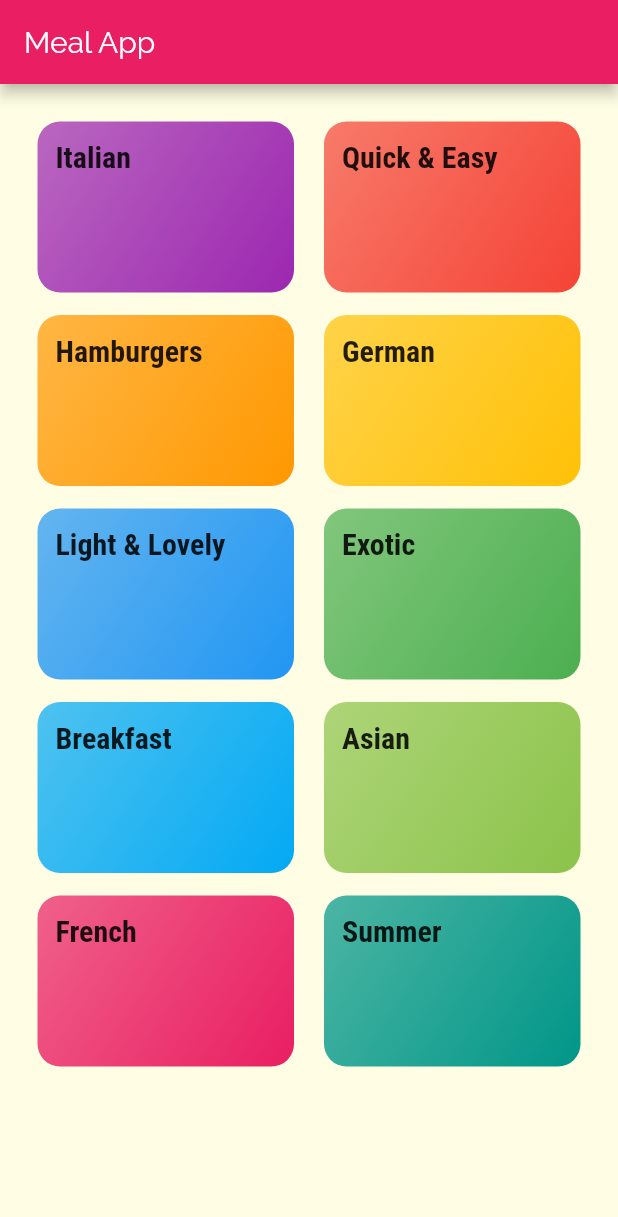
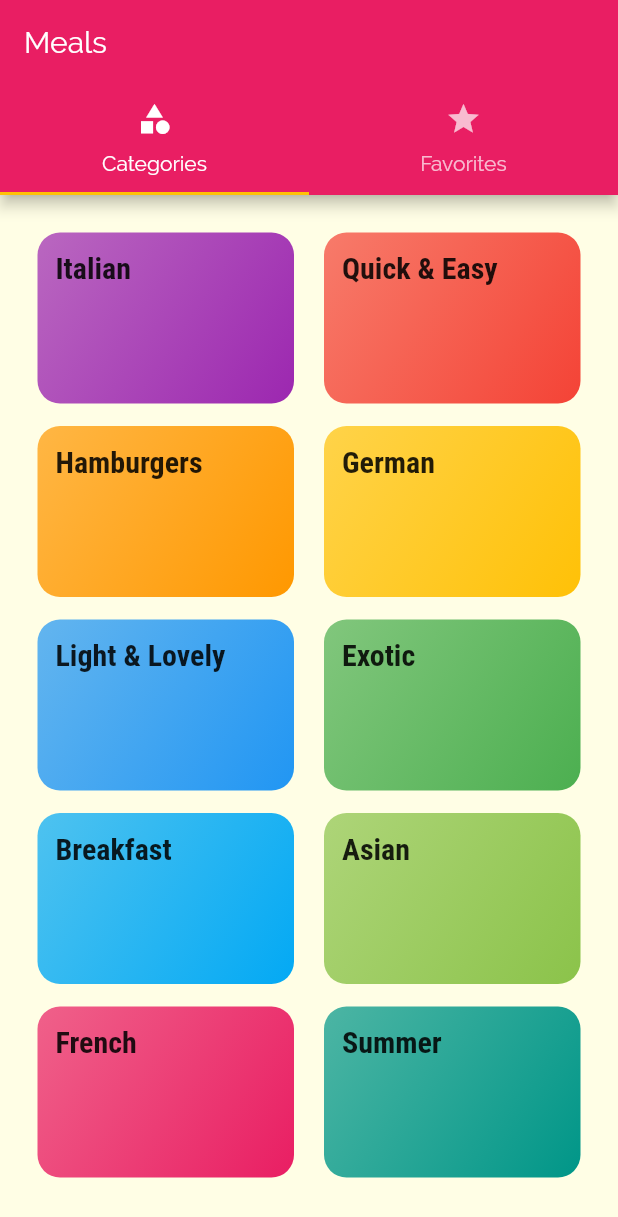
Before and after one commit to lordvidex/Meals-App, a Flutter app: the screen it shows after launch, on a phone screen of 412 x 824 dp. Shown: the top 1217 px of the screen. Run offline on Flutter 3.47's test engine with Material 2 defaults, Android fonts, the phone set to English and light mode, and no system bars.

Commit message:
Tab Bars finally added

```diff
--- a/lib/main.dart
+++ b/lib/main.dart
@@ -1,10 +1,10 @@
 
 import 'package:flutter/material.dart';
 
-import './screens/categories_screen.dart';
 import './screens/category_meals_screen.dart';
 import './screens/category_meals_details_screen.dart';
 import './screens/error_page.dart';
+import './screens/tabs_screen.dart';
 
 void main() => runApp(MyApp());
 
@@ -36,8 +36,9 @@ class MyApp extends StatelessWidget {
             ),
       ),
 
-      home: CategoriesScreen(),
+      // home: CategoriesScreen(),
       routes: {
+        '/':(ctx)=>TabsScreen(),
         CategoryDetails.routeName: (ctx)=>CategoryDetails(),
         MealDetailsScreen.routeName:(ctx)=>MealDetailsScreen(),
       },
--- a/lib/screens/categories_screen.dart
+++ b/lib/screens/categories_screen.dart
@@ -6,11 +6,7 @@ import '../widgets/category_item.dart';
 class CategoriesScreen extends StatelessWidget {
   @override
   Widget build(BuildContext context) {
-    return Scaffold(
-      appBar: AppBar(
-        title: Text('Meal App'),
-      ),
-      body: SafeArea(
+    return SafeArea(
       child: GridView(
         padding: EdgeInsets.all(25),
         gridDelegate: SliverGridDelegateWithMaxCrossAxisExtent(
@@ -29,7 +25,6 @@ class CategoriesScreen extends StatelessWidget {
             )
             .toList(),
       ),
-      ),
     );
   }
 }
--- /dev/null
+++ b/lib/screens/category_meals_favorites_screen.dart
@@ -0,0 +1,10 @@
+import 'package:flutter/material.dart';
+
+class FavoritesScreen extends StatelessWidget {
+  @override
+  Widget build(BuildContext context) {
+    return Container(
+      child: Text('Favorites Screen'),
+    );
+  }
+}
--- /dev/null
+++ b/lib/screens/tabs_screen.dart
@@ -0,0 +1,47 @@
+import 'package:flutter/material.dart';
+
+import './categories_screen.dart';
+import './category_meals_favorites_screen.dart';
+
+class TabsScreen extends StatefulWidget {
+  @override
+  _TabsScreenState createState() => _TabsScreenState();
+}
+
+class _TabsScreenState extends State<TabsScreen> {
+  @override
+  Widget build(BuildContext context) {
+    return
+    DefaultTabController(
+      length: 2,
+      initialIndex: 0,
+      child:
+      Scaffold(
+        appBar: AppBar(
+          title: const Text('Meals'),
+          bottom: TabBar(
+
+            tabs: <Widget>[
+              Tab(
+                icon: const Icon(
+                  Icons.category,
+                ),
+                text: 'Categories',
+              ),
+              Tab(
+                icon: const Icon(Icons.star),
+                text: 'Favorites',
+              ),
+            ],
+          ),
+        ),
+        body: TabBarView(
+          children: <Widget>[
+            CategoriesScreen(),
+            FavoritesScreen(),
+          ],
+        ),
+      ),
+    );
+  }
+}
```
Lines whose indentation alone changed are shown as unchanged.
